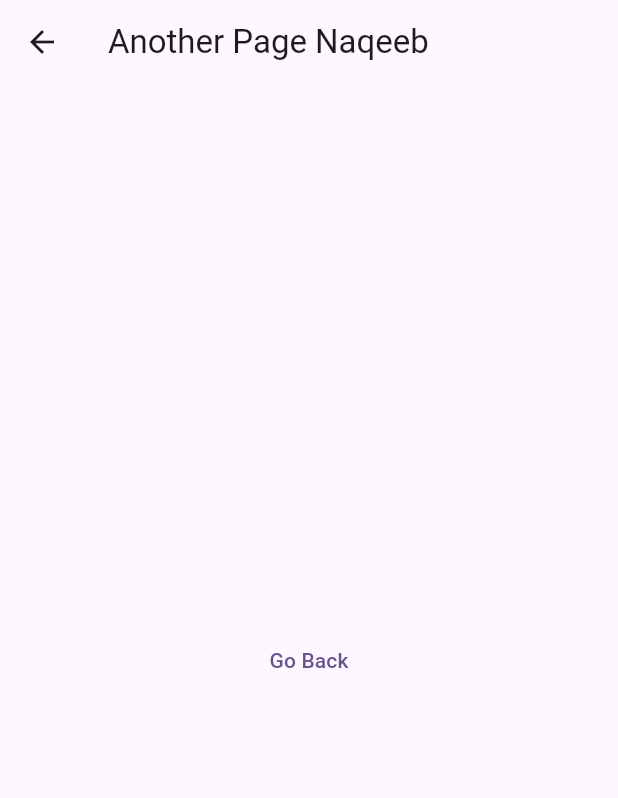
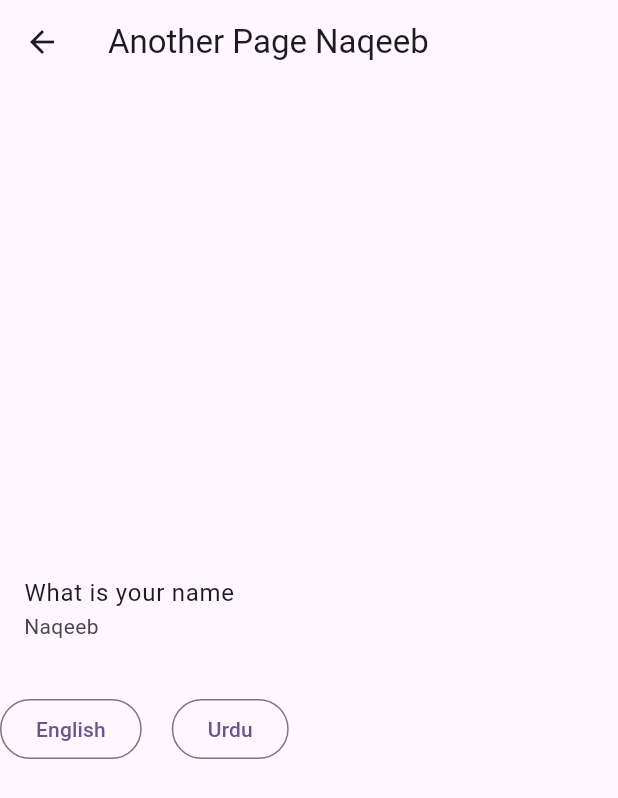
Before and after one commit to muhammadnaqeeb/GetX-Tutorial, a Flutter app: the screen it shows after launch, after a tap on "Navigation", on a phone screen of 412 x 824 dp. Shown: the top 798 px of the screen. Run offline on Flutter 3.47's test engine with Material 3 defaults, Android fonts, the phone set to English and light mode, and no system bars; our stand-ins replace get.

Commit message:
localization using getX

```diff
--- a/lib/another_screen.dart
+++ b/lib/another_screen.dart
@@ -15,14 +15,32 @@ class AnotherScreen extends StatelessWidget {
         mainAxisAlignment: MainAxisAlignment.center,
         crossAxisAlignment: CrossAxisAlignment.center,
         children: [
-          Center(
-            child: TextButton(
-              onPressed: () {
-                Get.back();
-              },
-              child: const Text("Go Back"),
-            ),
+          ListTile(
+            title: Text('message'.tr),
+            subtitle: Text('name'.tr),
           ),
+          const SizedBox(
+            height: 20,
+          ),
+          Row(
+            children: [
+              OutlinedButton(
+                onPressed: () {
+                  Get.updateLocale(const Locale('en', 'US'));
+                },
+                child: const Text("English"),
+              ),
+              const SizedBox(
+                width: 20,
+              ),
+              OutlinedButton(
+                onPressed: () {
+                  Get.updateLocale(const Locale('ur', 'PK'));
+                },
+                child: const Text("Urdu"),
+              ),
+            ],
+          )
         ],
       ),
     );
--- /dev/null
+++ b/lib/languages.dart
@@ -0,0 +1,15 @@
+import 'package:get/get_navigation/src/root/internacionalization.dart';
+
+class Languages extends Translations {
+  @override
+  Map<String, Map<String, String>> get keys => {
+        'en_US': {
+          'message': 'What is your name',
+          'name': 'Naqeeb',
+        },
+        'ur_PK': {
+          'message': 'آپ کا نام کیا ہے',
+          'name': 'نقیب',
+        },
+      };
+}
--- a/lib/main.dart
+++ b/lib/main.dart
@@ -2,6 +2,7 @@ import 'package:flutter/material.dart';
 import 'package:get/get.dart';
 import 'package:getx_tutorial/another_screen.dart';
 import 'package:getx_tutorial/home_screen.dart';
+import 'package:getx_tutorial/languages.dart';
 
 void main() {
   runApp(const MyApp());
@@ -18,6 +19,10 @@ class MyApp extends StatelessWidget {
         colorScheme: ColorScheme.fromSeed(seedColor: Colors.deepPurple),
         useMaterial3: true,
       ),
+      fallbackLocale: const Locale('en', 'US'),
+      translations: Languages(),
+      locale: const Locale('en',
+          'US'), // language in which app start, to can store user setting in shered prefence and use here
       //home: HomeScreen(),
       getPages: [
         // initial page
```
